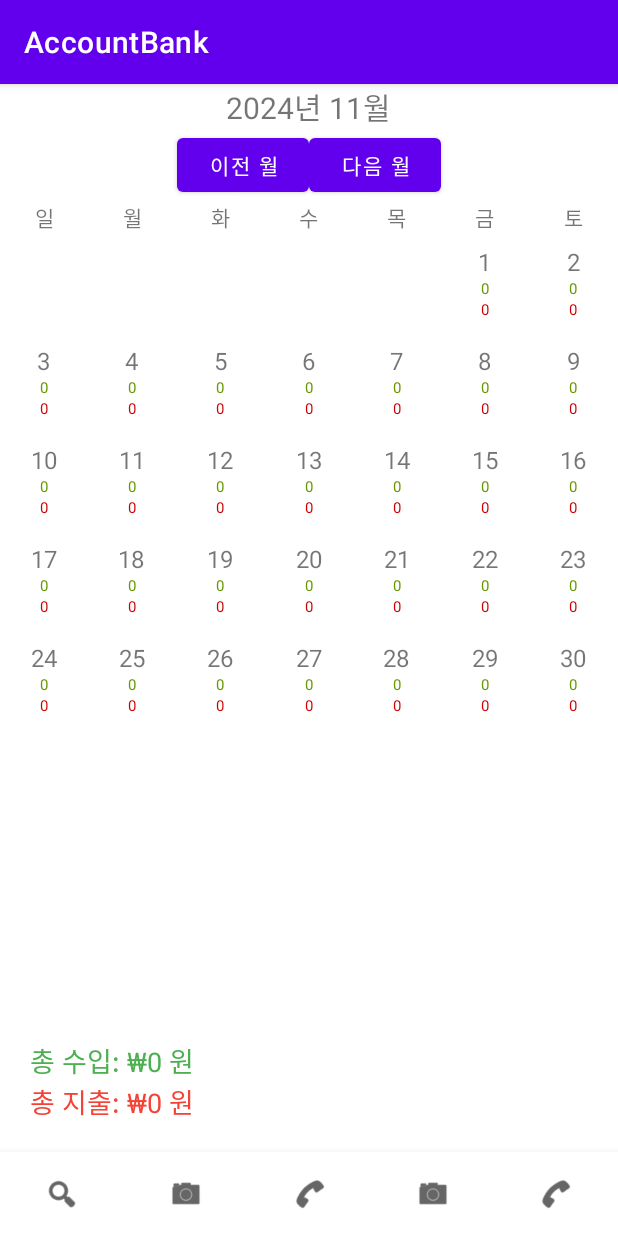
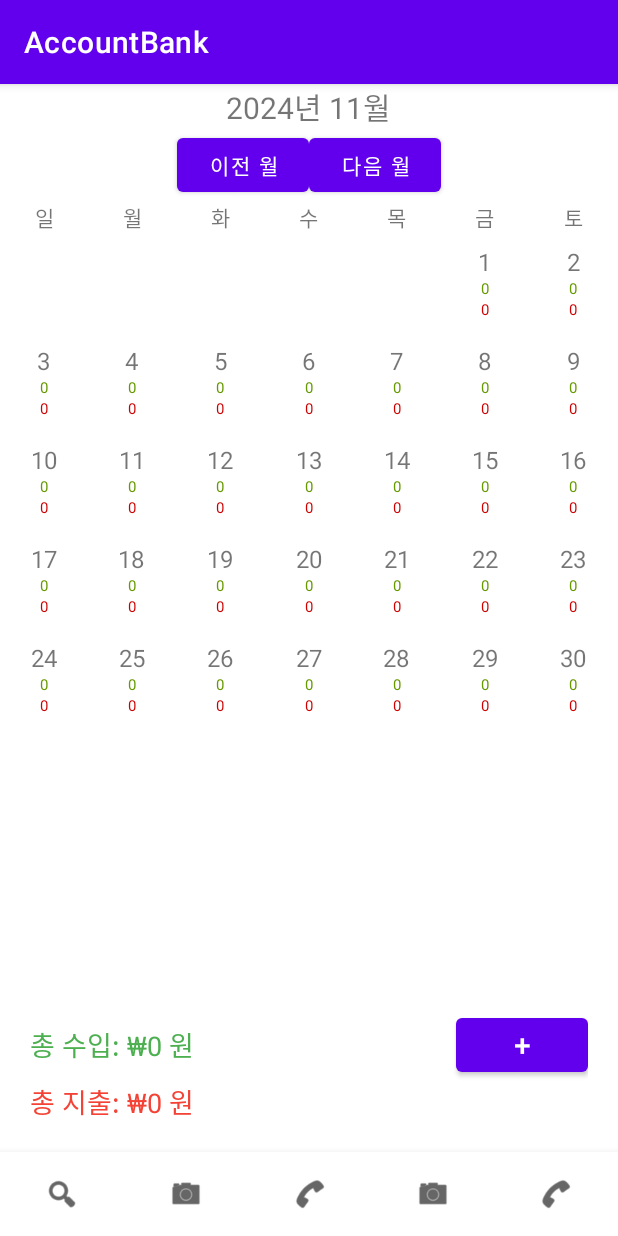
Before and after one commit to gunheehan/AccountBank, an Android app: the screen it shows after launch (MainActivity), item 2 of the bottom bar chosen, on a phone screen of 412 x 824 dp. Run offline under Robolectric (Android 15) with nearby library versions, the phone set to English and light mode, and no system bars; our stand-ins replace Room's generated code.

Commit message:
결제정보 추가 버튼 적용 및 로직 연결

```diff
--- a/app/src/main/java/com/redhorse/accountbank/EarningFragment.kt
+++ b/app/src/main/java/com/redhorse/accountbank/EarningFragment.kt
@@ -54,6 +54,7 @@ class EarningFragment : Fragment() {
     private lateinit var nextMonthButton: Button
     private lateinit var calendarTotalEarningText : TextView
     private lateinit var calendarTotalExpenseText : TextView
+    private lateinit var payment_insert_Button: Button
 
     private var currentMonth: YearMonth = YearMonth.now()
 
@@ -103,6 +104,7 @@ class EarningFragment : Fragment() {
         nextMonthButton = view.findViewById(R.id.nextMonthButton)
         calendarTotalEarningText = view.findViewById(R.id.calendarTotalEarning)
         calendarTotalExpenseText = view.findViewById(R.id.calendarTotalExpenses)
+        payment_insert_Button = view.findViewById(R.id.payment_insert_btn)
     }
 
     private fun setupRecyclerView() {
@@ -145,6 +147,12 @@ class EarningFragment : Fragment() {
         nextMonthButton.setOnClickListener {
             currentMonth = currentMonth.plusMonths(1)
             updateCalendar()
+        }
+        payment_insert_Button.setOnClickListener{
+            val editPaymentDialog = PaymentEditFragment.newInstance(null)
+
+            // 수정 모달 표시
+            editPaymentDialog.show(parentFragmentManager, "PaymentEditFragment")
         }
     }
 
--- a/app/src/main/java/com/redhorse/accountbank/PaymentEditFragment.kt
+++ b/app/src/main/java/com/redhorse/accountbank/PaymentEditFragment.kt
@@ -113,10 +113,13 @@ class PaymentEditFragment : DialogFragment() {
     }
 
     companion object {
-        fun newInstance(payment: Payment): PaymentEditFragment {
+        // 새로운 인스턴스를 만들 때 Payment 객체가 null일 수 있으므로 null 처리 추가
+        fun newInstance(payment: Payment?): PaymentEditFragment {
             val fragment = PaymentEditFragment()
             val bundle = Bundle()
-            bundle.putParcelable("payment", payment) // Payment 객체 전달
+            payment?.let {
+                bundle.putParcelable("payment", it) // Payment 객체가 null이 아니면 전달
+            }
             fragment.arguments = bundle
             Log.e("PaymentEditFragment", "Creating new instance with payment: $payment")
             return fragment
@@ -207,5 +210,4 @@ class PaymentEditFragment : DialogFragment() {
             }
         }
     }
-
 }
--- a/app/src/main/res/layout/fragment_earning.xml
+++ b/app/src/main/res/layout/fragment_earning.xml
@@ -95,7 +95,14 @@
         android:layout_width="match_parent"
         android:layout_height="wrap_content"
         android:orientation="vertical"
-        android:padding="20sp">
+        android:padding="20dp">
+
+        <!-- 총 수입과 총 지출 라인 -->
+        <LinearLayout
+            android:layout_width="match_parent"
+            android:layout_height="wrap_content"
+            android:orientation="horizontal"
+            android:gravity="center_vertical">
 
             <TextView
                 android:id="@+id/calendarTotalEarning"
@@ -103,14 +110,36 @@
                 android:layout_height="wrap_content"
                 android:textColor="#4CAF50"
                 android:text="총 수입: "
-            android:textSize="18dp"/>
+                android:textSize="18sp"
+                android:layout_weight="1"/>
+
+            <!-- + 버튼 추가 -->
+            <Button
+                android:id="@+id/payment_insert_btn"
+                android:layout_width="wrap_content"
+                android:layout_height="wrap_content"
+                android:text="+"
+                android:textSize="20sp"
+                android:layout_marginStart="8dp"/>
+
+        </LinearLayout>
+
+        <LinearLayout
+            android:layout_width="match_parent"
+            android:layout_height="wrap_content"
+            android:orientation="horizontal"
+            android:gravity="center_vertical">
+
             <TextView
                 android:id="@+id/calendarTotalExpenses"
                 android:layout_width="wrap_content"
                 android:layout_height="wrap_content"
                 android:textColor="#F44336"
                 android:text="총 지출:"
-            android:textSize="18dp"/>
+                android:textSize="18sp"
+                android:layout_weight="1"/>
+
+        </LinearLayout>
     </LinearLayout>
 
 </LinearLayout>
--- a/app/src/main/res/values/ids.xml
+++ b/app/src/main/res/values/ids.xml
@@ -4,8 +4,9 @@
     <item name="dayText" type="id" />
     <item name="incomeText" type="id" />
     <item name="expenseText" type="id" />
+    <item name="payment_Input_btn" type="id" />
 
-        <style name="DayOfWeekStyle">
+    <style name="DayOfWeekStyle">
             <item name="android:layout_width">0dp</item>
             <item name="android:layout_height">wrap_content</item>
             <item name="android:layout_weight">1</item>
```
Lines whose indentation alone changed are shown as unchanged.
